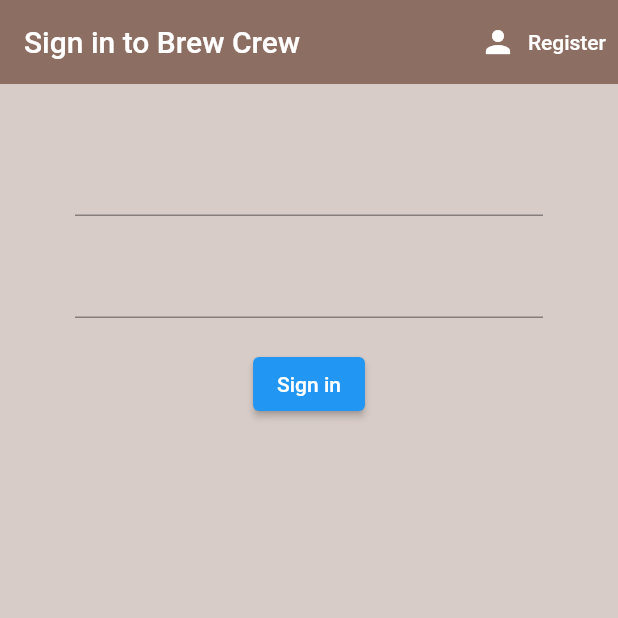
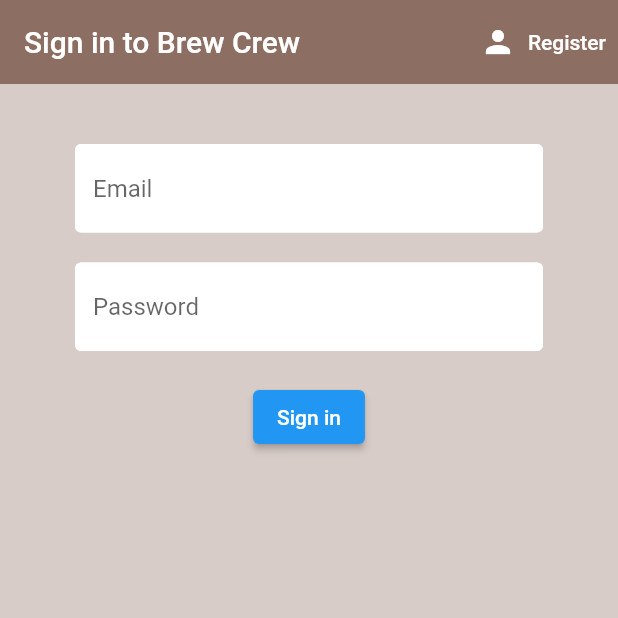
Before and after one commit to kenVis1529/Brew-crew, a Flutter app: the screen it shows after launch, on a phone screen of 412 x 824 dp, the top half of it. Run offline on Flutter 3.47's test engine with Material 2 defaults, Android fonts, the phone set to English and light mode, and no system bars; our stand-ins replace firebase_auth, firebase_core; accounts and stored records are empty.

Commit message:
Text Input Decoration

```diff
--- a/lib/screens/authenticate/register.dart
+++ b/lib/screens/authenticate/register.dart
@@ -1,5 +1,6 @@
 import 'package:flutter/material.dart';
 import 'package:brewcrew/services/auth.dart';
+import 'package:brewcrew/shared/constants.dart';
 
 class Register extends StatefulWidget {
   // Thuộc tính toggleView đại diện cho hàm điều hướng toggleView ở auth.dart
@@ -57,6 +58,8 @@
               const SizedBox(height: 20.0),
               // Email field
               TextFormField(
+                decoration: textInputDecoration.copyWith(hintText: "Email"),
+
                 /// validator dùng để kiểm tra giá trị nhập vào
                 validator: (value) => (value == null ? "Enter an email" : null),
                 onChanged: (value) {
@@ -68,6 +71,7 @@
               const SizedBox(height: 20.0),
               // Password field
               TextFormField(
+                decoration: textInputDecoration.copyWith(hintText: "Password"),
                 validator: (value) => (value!.length < 8
                     ? "Enter a password contains 8+ chars"
                     : null),
--- a/lib/screens/authenticate/sign_in.dart
+++ b/lib/screens/authenticate/sign_in.dart
@@ -1,4 +1,5 @@
 import 'package:brewcrew/services/auth.dart';
+import 'package:brewcrew/shared/constants.dart';
 import 'package:flutter/material.dart';
 
 class SignIn extends StatefulWidget {
@@ -54,6 +55,13 @@
               const SizedBox(height: 20.0),
               // Username field
               TextFormField(
+                /// Thuộc tính decoration giúp có thể chỉnh sửa TextField
+                ///
+                /// Biến textInputDecoration là một Object gồm các thông tin trang trí của TextFormField,
+                /// được khai báo ở /shared/constants.dart
+                ///
+                /// .copyWith() có thể tạo ra một bản sao của Object với thuộc tính và giá trị mới
+                decoration: textInputDecoration.copyWith(hintText: "Email"),
                 validator: (value) => (value == null ? "Enter an email" : null),
                 onChanged: (value) {
                   setState(() {
@@ -64,6 +72,7 @@
               const SizedBox(height: 20.0),
               // Password field
               TextFormField(
+                decoration: textInputDecoration.copyWith(hintText: "Password"),
                 validator: (value) => value!.length < 8
                     ? "Enter a password contains 8+ chars"
                     : null,
--- /dev/null
+++ b/lib/shared/constants.dart
@@ -0,0 +1,11 @@
+import 'package:flutter/material.dart';
+
+const textInputDecoration = InputDecoration(
+  fillColor: Colors.white,
+  filled: true,
+  enabledBorder: OutlineInputBorder(
+    borderSide: BorderSide(color: Colors.white, width: 2.0),
+  ),
+  focusedBorder: OutlineInputBorder(
+      borderSide: BorderSide(color: Colors.blue, width: 2.0)),
+);
```
